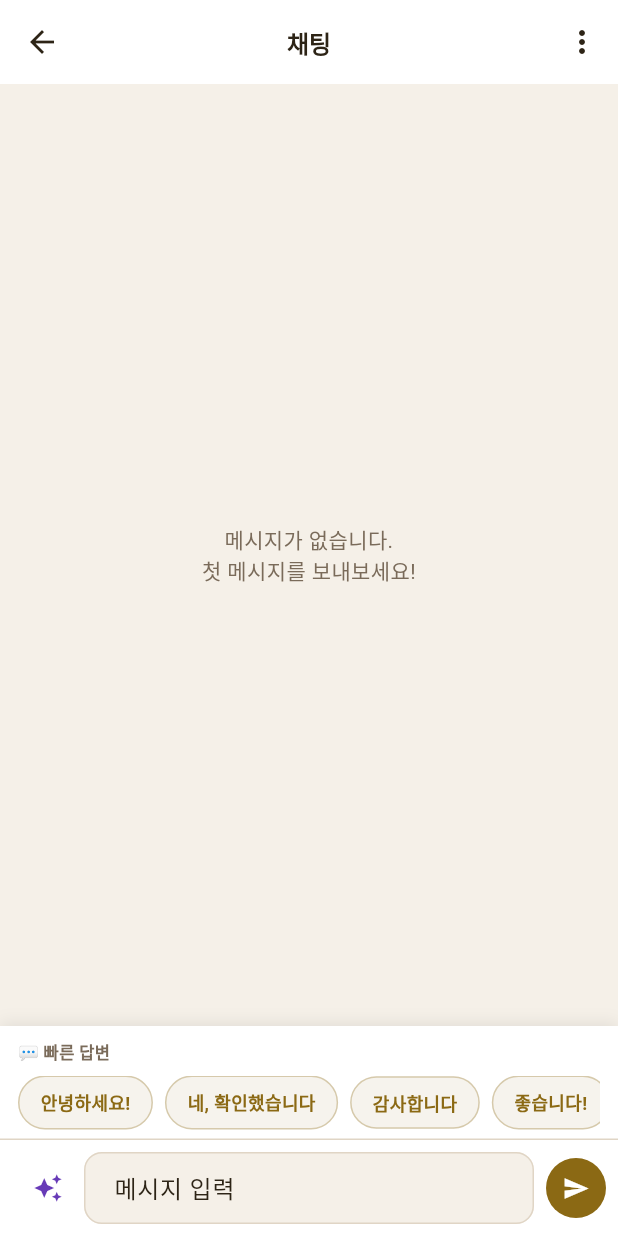
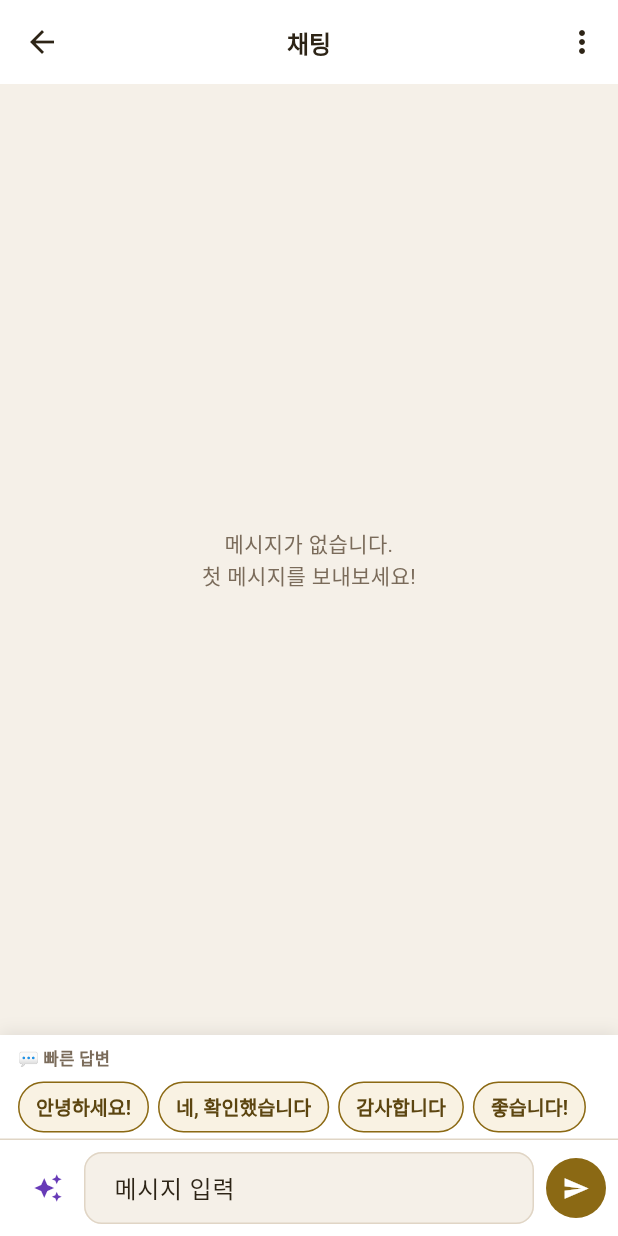
Before and after one commit to cho-y-j/book, a Flutter app: the ChatRoomScreen screen opened directly with empty values, on a phone screen of 412 x 824 dp. Run offline on Flutter 3.47's test engine with Material 3 defaults, Android fonts, the phone set to English and light mode, and no system bars; our stand-ins replace audioplayers, cached_network_image, cloud_firestore, dio, firebase_auth, firebase_core and 10 more; missing offline and left inert: mobile_scanner; accounts and stored records are empty; Roboto replaces fonts that are missing (Pretendard).

Commit message:
fix: 채팅 목록 누락 해결 + 빠른답변 모바일 렌더링 수정
- watchChatRooms: orderBy('lastMessageAt') 제거 → 복합인덱스 불필요
  Firestore array-contains + orderBy는 복합인덱스 필수인데 미생성 시
  채팅방이 아예 안 보이는 근본 원인이었음. 로컬 정렬로 전환.
- 빠른답변: 커스텀 Material+InkWell → OutlinedButton 위젯으로 교체
  Flutter 기본 버튼은 모바일 터치/렌더링 보장. 색상도 더 진하게 변경.

Co-Authored-By: Claude Opus 4.6 <noreply@anthropic.com>

```diff
--- a/lib/data/repositories/chat_repository.dart
+++ b/lib/data/repositories/chat_repository.dart
@@ -22,12 +22,20 @@ class ChatRepository {
   }
 
   Stream<List<ChatRoomModel>> watchChatRooms(String uid) {
+    // orderBy 제거 → 복합 인덱스 불필요, 로컬에서 정렬
     return _chatRoomsRef
         .where('participants', arrayContains: uid)
-        .orderBy('lastMessageAt', descending: true)
         .snapshots()
-        .map((snap) =>
-            snap.docs.map((d) => ChatRoomModel.fromFirestore(d)).toList());
+        .map((snap) {
+      final rooms =
+          snap.docs.map((d) => ChatRoomModel.fromFirestore(d)).toList();
+      rooms.sort((a, b) {
+        final aTime = a.lastMessageAt ?? a.createdAt;
+        final bTime = b.lastMessageAt ?? b.createdAt;
+        return bTime.compareTo(aTime); // 최신순
+      });
+      return rooms;
+    });
   }
 
   Stream<List<MessageModel>> watchMessages(String chatRoomId) {
--- a/lib/features/chat/screens/chat_room_screen.dart
+++ b/lib/features/chat/screens/chat_room_screen.dart
@@ -265,10 +265,10 @@ class _ChatRoomScreenState extends ConsumerState<ChatRoomScreen> {
               mainAxisSize: MainAxisSize.min,
               crossAxisAlignment: CrossAxisAlignment.start,
               children: [
-                // 빠른 답변 칩 (Material+InkWell for mobile compatibility)
-                Container(
-                  width: double.infinity,
-                  padding: const EdgeInsets.fromLTRB(12, 10, 12, 6),
+                // 빠른 답변 칩 (OutlinedButton — 모바일 호환 보장)
+                if (templates.isNotEmpty)
+                  Padding(
+                    padding: const EdgeInsets.fromLTRB(12, 8, 12, 4),
                     child: Column(
                       crossAxisAlignment: CrossAxisAlignment.start,
                       mainAxisSize: MainAxisSize.min,
@@ -286,32 +286,25 @@ class _ChatRoomScreenState extends ConsumerState<ChatRoomScreen> {
                           child: Row(
                             children: templates.map((text) {
                               return Padding(
-                              padding: const EdgeInsets.only(right: 8),
-                              child: Material(
-                                color: AppColors.primary.withOpacity(0.08),
-                                borderRadius: BorderRadius.circular(20),
-                                child: InkWell(
-                                  borderRadius: BorderRadius.circular(20),
-                                  onTap: () => _sendMessage(text),
-                                  child: Container(
-                                    padding: const EdgeInsets.symmetric(
-                                      horizontal: 14,
-                                      vertical: 8,
+                                padding: const EdgeInsets.only(right: 6),
+                                child: SizedBox(
+                                  height: 34,
+                                  child: OutlinedButton(
+                                    onPressed: () => _sendMessage(text),
+                                    style: OutlinedButton.styleFrom(
+                                      foregroundColor: AppColors.primaryDark,
+                                      side: const BorderSide(color: AppColors.primary),
+                                      backgroundColor: AppColors.primaryLight.withOpacity(0.15),
+                                      padding: const EdgeInsets.symmetric(horizontal: 12),
+                                      shape: RoundedRectangleBorder(
+                                        borderRadius: BorderRadius.circular(17),
                                       ),
-                                    decoration: BoxDecoration(
-                                      border: Border.all(
-                                        color: AppColors.primary.withOpacity(0.3),
-                                      ),
-                                      borderRadius: BorderRadius.circular(20),
-                                    ),
-                                    child: Text(
-                                      text,
-                                      style: AppTypography.bodySmall.copyWith(
-                                        color: AppColors.primary,
+                                      textStyle: const TextStyle(
+                                        fontSize: 13,
                                         fontWeight: FontWeight.w600,
                                       ),
                                     ),
-                                  ),
+                                    child: Text(text),
                                   ),
                                 ),
                               );
```
Lines whose indentation alone changed are shown as unchanged.
